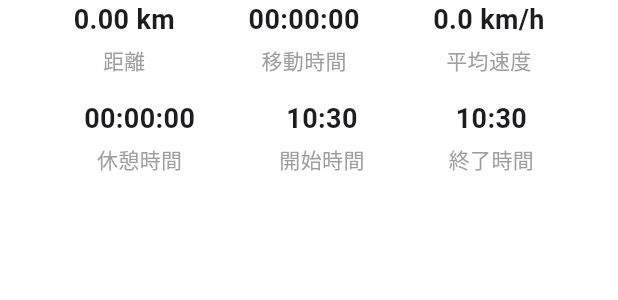
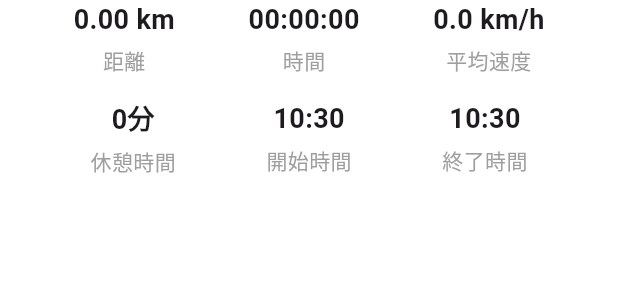
Before and after one commit to hwacho9/running_mate, a Flutter app: the RunningStatisticsSection widget shown alone on an empty page, opened directly with empty values, on a phone screen of 412 x 824 dp. Shown: the top 300 px of the screen. Run offline on Flutter 3.47's test engine with Material 3 defaults, Android fonts, the phone set to English and light mode, and no system bars; our stand-ins replace cloud_firestore, firebase_auth, firebase_core, flutter_map, geocoding, geolocator and 1 more; accounts and stored records are empty; network calls fail; statements that could not run were skipped.

Commit message:
refactor & style:change staticsts style + my tarack

```diff
--- a/mobile/lib/screens/running/run_view.dart
+++ b/mobile/lib/screens/running/run_view.dart
@@ -115,7 +115,7 @@ class _RunViewState extends State<RunView> {
             mapController: _mapController,
             options: MapOptions(
               initialCenter: viewModel.currentPosition ?? LatLng(34.70, 135.2),
-              initialZoom: 18.0,
+              initialZoom: 15.0,
               onTap: _isDrawingMode
                   ? (tapPosition, latLng) {
                       setState(() {
--- a/mobile/lib/screens/running/widgets/running_statistics_section.dart
+++ b/mobile/lib/screens/running/widgets/running_statistics_section.dart
@@ -27,7 +27,7 @@ class RunningStatisticsSection extends StatelessWidget {
           mainAxisAlignment: MainAxisAlignment.spaceEvenly,
           children: [
             _buildStatistic("距離", "${totalDistance.toStringAsFixed(2)} km"),
-            _buildStatistic("移動時間", _formatDuration(duration)),
+            _buildStatistic("時間", _formatDuration(duration)),
             _buildStatistic("平均速度", "${averageSpeed.toStringAsFixed(1)} km/h"),
           ],
         ),
@@ -35,7 +35,7 @@ class RunningStatisticsSection extends StatelessWidget {
         Row(
           mainAxisAlignment: MainAxisAlignment.spaceEvenly,
           children: [
-            _buildStatistic("休憩時間", _formatDuration(pauseTime)),
+            _buildStatistic("休憩時間", _formatPauseTime(pauseTime)),
             _buildStatistic("開始時間", _formatTime(startTime)),
             _buildStatistic("終了時間", _formatTime(endTime)),
           ],
@@ -67,6 +67,11 @@ class RunningStatisticsSection extends StatelessWidget {
     return "${hours.toString().padLeft(2, '0')}:${minutes.toString().padLeft(2, '0')}:${seconds.toString().padLeft(2, '0')}";
   }
 
+  String _formatPauseTime(Duration pauseTime) {
+    final minutes = pauseTime.inMinutes;
+    return "${minutes}分"; // XX分 형식으로 표시
+  }
+
   String _formatTime(DateTime time) {
     return "${time.hour.toString().padLeft(2, '0')}:${time.minute.toString().padLeft(2, '0')}";
   }
--- a/mobile/lib/screens/tracks/my_tracks_view.dart
+++ b/mobile/lib/screens/tracks/my_tracks_view.dart
@@ -22,7 +22,7 @@ class _MyTracksViewState extends State<MyTracksView> {
   @override
   Widget build(BuildContext context) {
     final viewModel = context.watch<MyTracksViewModel>();
-
+    print(viewModel.routes[1].name);
     return Scaffold(
       appBar: AppBar(title: const Text('My Routes')),
       body: viewModel.isLoading
```
Also changed, not shown: mobile/lib/screens/running/running_result_view.dart (+14 -0 lines), mobile/lib/screens/tracks/widgets/routelist_tile.dart (renamed from mobile/lib/screens/running/widgets/routelist_tile.dart).
